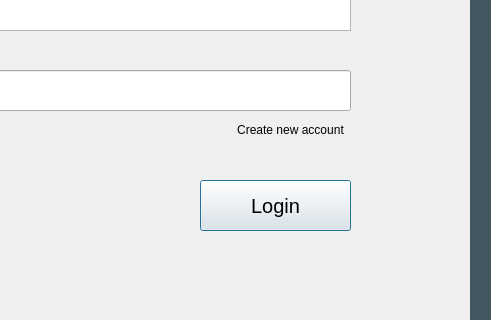
Qt form login.ui (HalaSaadeh/XML_Warehouse) before a commit; both pictures show x 470 to 961 and y 240 to 560 of the 1132 by 899 pixel window.
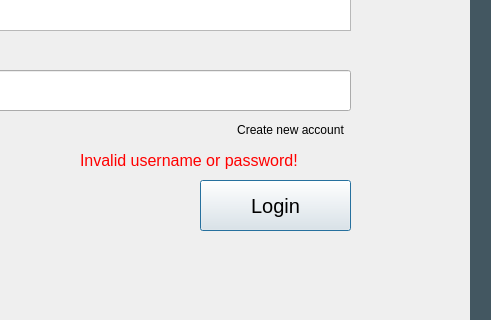
The same form after that commit.

Patch:
```diff
--- a/login.ui
+++ b/login.ui
@@ -160,6 +160,19 @@
     <string notr="true">font-size: 20px;</string>
    </property>
   </widget>
+  <widget class="QLabel" name="invalid">
+   <property name="geometry">
+    <rect>
+     <x>550</x>
+     <y>380</y>
+     <width>331</width>
+     <height>41</height>
+    </rect>
+   </property>
+   <property name="text">
+    <string>&lt;html&gt;&lt;head/&gt;&lt;body&gt;&lt;p&gt;&lt;span style=&quot; font-size:12pt; color:#ff0000;&quot;&gt;Invalid username or password!&lt;/span&gt;&lt;/p&gt;&lt;/body&gt;&lt;/html&gt;</string>
+   </property>
+  </widget>
  </widget>
  <resources/>
  <connections/>
```
